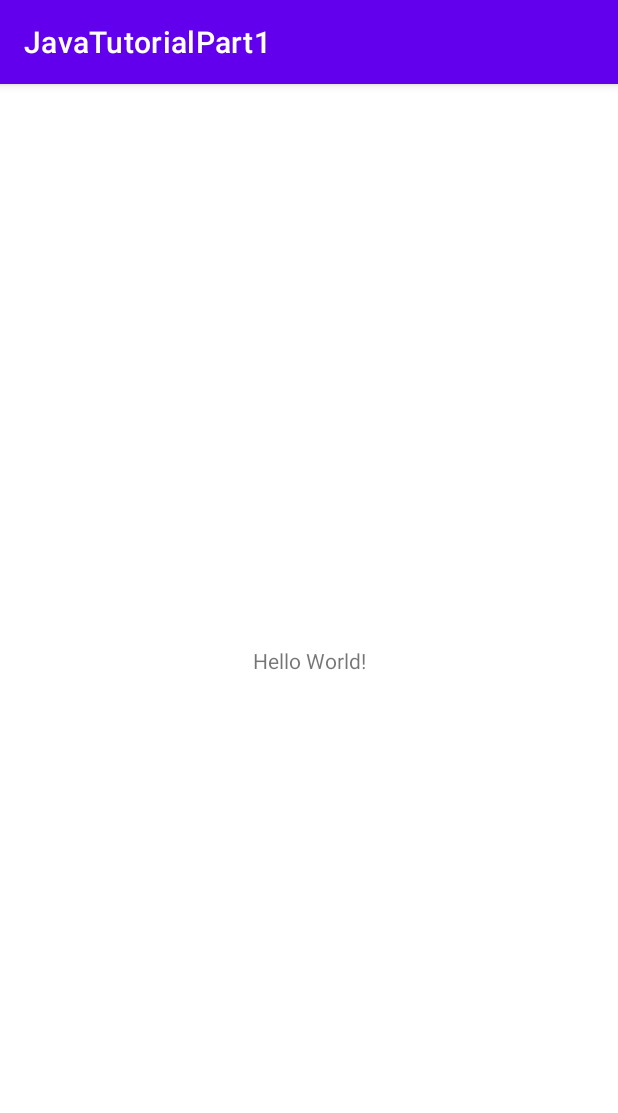
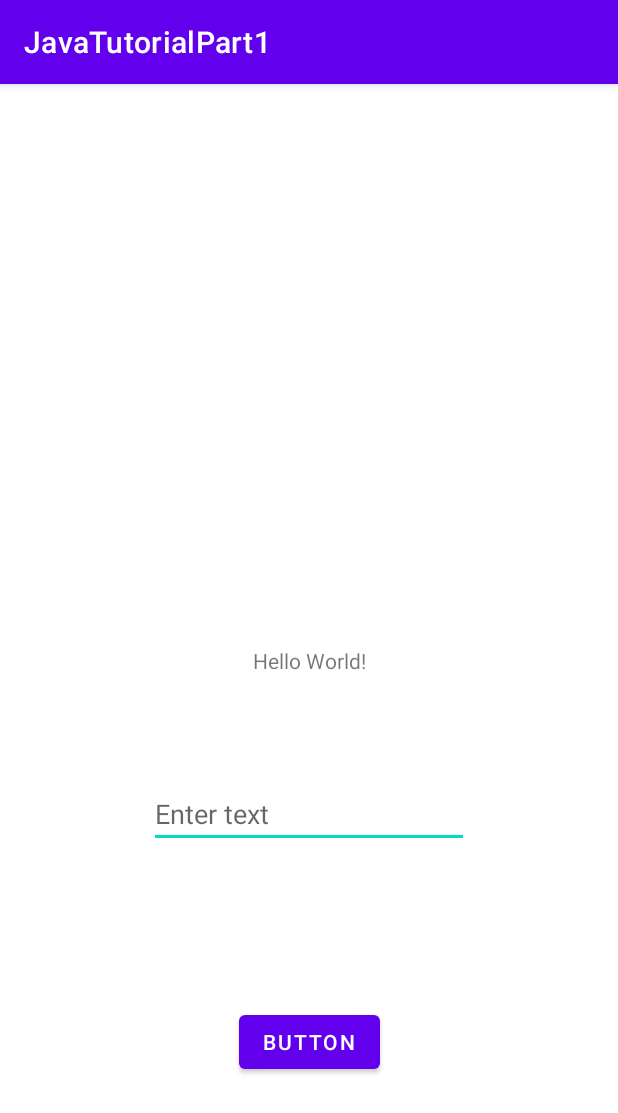
Before and after one commit to Vikmanatus/android-java-tutorial, an Android app: the screen it shows after launch (MainActivity), on a phone screen of 412 x 824 dp. Shown: the top 1113 px of the screen. Run offline under Robolectric (Android 15) with nearby library versions, the phone set to English and light mode, and no system bars.

Commit message:
basic java screen and user handling

```diff
--- a/app/src/main/java/com/vikman/enterprise/javatutorialpart1/MainActivity.java
+++ b/app/src/main/java/com/vikman/enterprise/javatutorialpart1/MainActivity.java
@@ -3,12 +3,23 @@ package com.vikman.enterprise.javatutorialpart1;
 import androidx.appcompat.app.AppCompatActivity;
 
 import android.os.Bundle;
+import android.view.View;
+import android.widget.EditText;
+import android.widget.TextView;
 
 public class MainActivity extends AppCompatActivity {
+    private TextView welcomeTextView;
+    private EditText editTextTitle;
 
     @Override
     protected void onCreate(Bundle savedInstanceState) {
         super.onCreate(savedInstanceState);
         setContentView(R.layout.activity_main);
+        welcomeTextView = findViewById(R.id.welcomeMessage);
+        editTextTitle = findViewById(R.id.editTextTextPersonName);
+    }
+    public void onBtnClick(View view){
+        welcomeTextView.setText(editTextTitle.getText().toString());
+        editTextTitle.setText("");
     }
 }
--- a/app/src/main/res/layout/activity_main.xml
+++ b/app/src/main/res/layout/activity_main.xml
@@ -7,6 +7,7 @@
     tools:context=".MainActivity">
 
     <TextView
+        android:id="@+id/welcomeMessage"
         android:layout_width="wrap_content"
         android:layout_height="wrap_content"
         android:text="Hello World!"
@@ -15,4 +16,28 @@
         app:layout_constraintStart_toStartOf="parent"
         app:layout_constraintTop_toTopOf="parent" />
 
+    <Button
+        android:id="@+id/welcomeButton"
+        android:layout_width="wrap_content"
+        android:layout_height="wrap_content"
+        android:onClick="onBtnClick"
+        android:text="Button"
+        app:layout_constraintBottom_toBottomOf="parent"
+        app:layout_constraintEnd_toEndOf="parent"
+        app:layout_constraintStart_toStartOf="parent"
+        app:layout_constraintTop_toBottomOf="@+id/editTextTextPersonName" />
+
+    <EditText
+        android:id="@+id/editTextTextPersonName"
+        android:layout_width="wrap_content"
+        android:layout_height="wrap_content"
+        android:layout_marginTop="70dp"
+        android:ems="10"
+        android:hint="Enter text"
+        android:inputType="textPersonName"
+        android:text=""
+        app:layout_constraintEnd_toEndOf="parent"
+        app:layout_constraintStart_toStartOf="parent"
+        app:layout_constraintTop_toBottomOf="@+id/welcomeMessage" />
+
 </androidx.constraintlayout.widget.ConstraintLayout>
```
